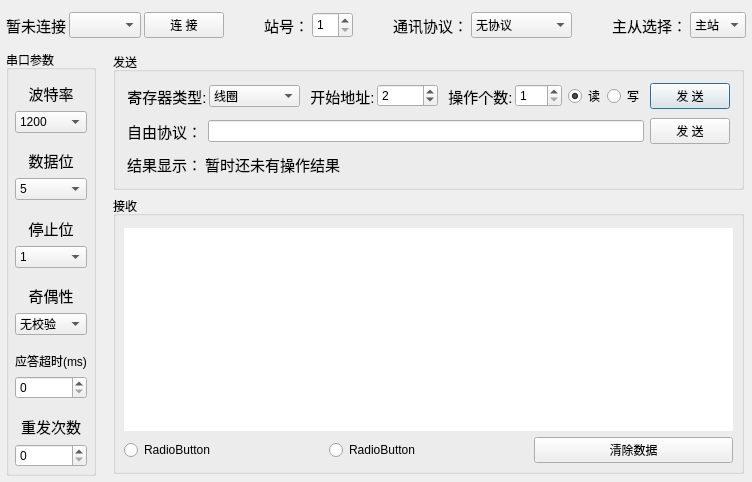
Qt form QSerialPortLib/QSerialportUI.ui (wkqCatch/universalLib) before a commit.
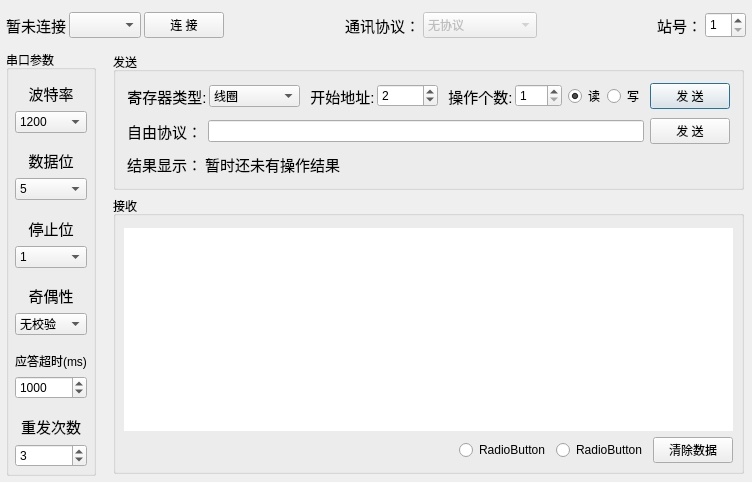
The same form after that commit.

```diff
--- a/QSerialPortLib/QSerialportUI.ui
+++ b/QSerialPortLib/QSerialportUI.ui
@@ -119,50 +119,6 @@
        </property>
       </spacer>
      </item>
-     <item>
-      <widget class="QLabel" name="m_plbStationNumber">
-       <property name="font">
-        <font>
-         <pointsize>11</pointsize>
-        </font>
-       </property>
-       <property name="text">
-        <string>站号：</string>
-       </property>
-       <property name="alignment">
-        <set>Qt::AlignCenter</set>
-       </property>
-       <property name="buddy">
-        <cstring>m_psbStationNumber</cstring>
-       </property>
-      </widget>
-     </item>
-     <item>
-      <widget class="QSpinBox" name="m_psbStationNumber">
-       <property name="sizePolicy">
-        <sizepolicy hsizetype="Preferred" vsizetype="Preferred">
-         <horstretch>0</horstretch>
-         <verstretch>0</verstretch>
-        </sizepolicy>
-       </property>
-       <property name="minimum">
-        <number>1</number>
-       </property>
-      </widget>
-     </item>
-     <item>
-      <spacer name="horizontalSpacer_2">
-       <property name="orientation">
-        <enum>Qt::Horizontal</enum>
-       </property>
-       <property name="sizeHint" stdset="0">
-        <size>
-         <width>40</width>
-         <height>20</height>
-        </size>
-       </property>
-      </spacer>
-     </item>
      <item>
       <widget class="QLabel" name="m_plbSerialProtocol">
        <property name="font">
@@ -183,6 +139,9 @@
      </item>
      <item>
       <widget class="QComboBox" name="m_pcomboSerialProtocol">
+       <property name="enabled">
+        <bool>false</bool>
+       </property>
        <property name="sizePolicy">
         <sizepolicy hsizetype="Preferred" vsizetype="Preferred">
          <horstretch>0</horstretch>
@@ -192,6 +151,9 @@
        <property name="editable">
         <bool>false</bool>
        </property>
+       <property name="currentIndex">
+        <number>0</number>
+       </property>
        <property name="maxVisibleItems">
         <number>12</number>
        </property>
@@ -202,13 +164,18 @@
        </item>
        <item>
         <property name="text">
-         <string>Modbus RTU</string>
+         <string>Modbus RTU主</string>
+        </property>
+       </item>
+       <item>
+        <property name="text">
+         <string>Modbus RTU从</string>
         </property>
        </item>
       </widget>
      </item>
      <item>
-      <spacer name="horizontalSpacer_3">
+      <spacer name="horizontalSpacer_2">
        <property name="orientation">
         <enum>Qt::Horizontal</enum>
        </property>
@@ -221,47 +188,34 @@
       </spacer>
      </item>
      <item>
-      <widget class="QLabel" name="m_plbMasterOrSlave">
+      <widget class="QLabel" name="m_plbStationNumber">
        <property name="font">
         <font>
          <pointsize>11</pointsize>
         </font>
        </property>
        <property name="text">
-        <string>主从选择：</string>
+        <string>站号：</string>
        </property>
        <property name="alignment">
         <set>Qt::AlignCenter</set>
        </property>
        <property name="buddy">
-        <cstring>m_pcomboMasterOrSlave</cstring>
+        <cstring>m_psbStationNumber</cstring>
        </property>
       </widget>
      </item>
      <item>
-      <widget class="QComboBox" name="m_pcomboMasterOrSlave">
+      <widget class="QSpinBox" name="m_psbStationNumber">
        <property name="sizePolicy">
         <sizepolicy hsizetype="Preferred" vsizetype="Preferred">
          <horstretch>0</horstretch>
          <verstretch>0</verstretch>
         </sizepolicy>
        </property>
-       <property name="minimumSize">
-        <size>
-         <width>56</width>
-         <height>0</height>
-        </size>
+       <property name="minimum">
+        <number>1</number>
        </property>
-       <item>
-        <property name="text">
-         <string>主站</string>
-        </property>
-       </item>
-       <item>
-        <property name="text">
-         <string>从站</string>
-        </property>
-       </item>
       </widget>
      </item>
     </layout>
@@ -327,6 +281,9 @@
         </item>
         <item>
          <widget class="QComboBox" name="m_pcomboBaudRate">
+          <property name="currentText">
+           <string>1200</string>
+          </property>
           <item>
            <property name="text">
             <string>1200</string>
@@ -512,16 +469,16 @@
             <string>无校验</string>
            </property>
           </item>
-          <item>
-           <property name="text">
-            <string>奇校验</string>
-           </property>
-          </item>
           <item>
            <property name="text">
             <string>偶校验</string>
            </property>
           </item>
+          <item>
+           <property name="text">
+            <string>奇校验</string>
+           </property>
+          </item>
          </widget>
         </item>
         <item>
@@ -563,6 +520,9 @@
           <property name="maximum">
            <number>9999</number>
           </property>
+          <property name="value">
+           <number>1000</number>
+          </property>
          </widget>
         </item>
         <item>
@@ -597,7 +557,11 @@
          </widget>
         </item>
         <item>
-         <widget class="QSpinBox" name="m_psbRetryTimes"/>
+         <widget class="QSpinBox" name="m_psbRetryTimes">
+          <property name="value">
+           <number>3</number>
+          </property>
+         </widget>
         </item>
        </layout>
       </widget>
@@ -997,6 +961,19 @@
           </item>
           <item>
            <layout class="QHBoxLayout" name="horizontalLayout_6">
+            <item>
+             <spacer name="horizontalSpacer_16">
+              <property name="orientation">
+               <enum>Qt::Horizontal</enum>
+              </property>
+              <property name="sizeHint" stdset="0">
+               <size>
+                <width>40</width>
+                <height>20</height>
+               </size>
+              </property>
+             </spacer>
+            </item>
             <item>
              <widget class="QRadioButton" name="radioButton">
               <property name="text">
```
